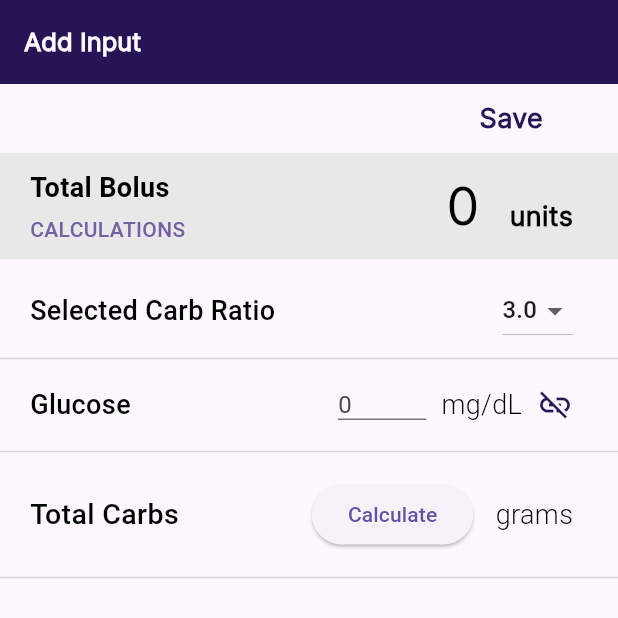
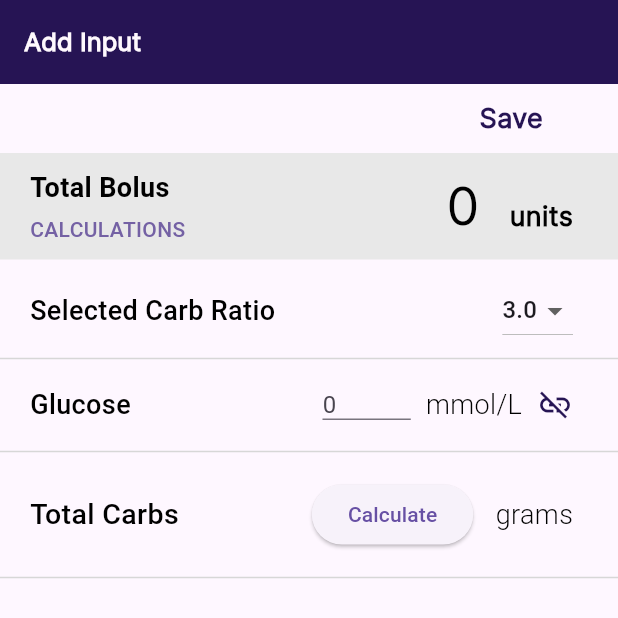
Before and after one commit to Layal-sh/senior-project, a Flutter app: the AddInput screen opened directly with empty values, on a phone screen of 412 x 824 dp, the top half of it. Run offline on Flutter 3.47's test engine with Material 3 defaults, Android fonts, the phone set to English and light mode, and no system bars; our stand-ins replace fl_chart, image_picker, shared_preferences, sqflite, sqflite_common_ffi; accounts and stored records are empty.

Commit message:
dashboard done

```diff
--- a/lib/Database/variables.dart
+++ b/lib/Database/variables.dart
@@ -59,6 +59,8 @@ Future<void> loadPreferences() async {
   carbUnit_ = prefs.getInt('carbUnit') ?? 0;
 }
 
+//0 mmol/L
+//1 mg/dL
 int targetBloodSugar_ = 100;
 int insulinSensitivity_ = 20;
 double carbRatio_ = 3;
--- a/lib/application/app.dart
+++ b/lib/application/app.dart
@@ -3055,9 +3055,9 @@ class _AddInputState extends State<AddInput> {
                               const SizedBox(
                                 width: 10,
                               ),
-                              const Text(
-                                "mg/dL",
-                                style: TextStyle(
+                              Text(
+                                glucoseUnit_ == 0 ? "mmol/L" : "mg/dL",
+                                style: const TextStyle(
                                     fontSize: 18,
                                     color: Color.fromARGB(255, 0, 0, 0),
                                     fontWeight: FontWeight.w300),
```
